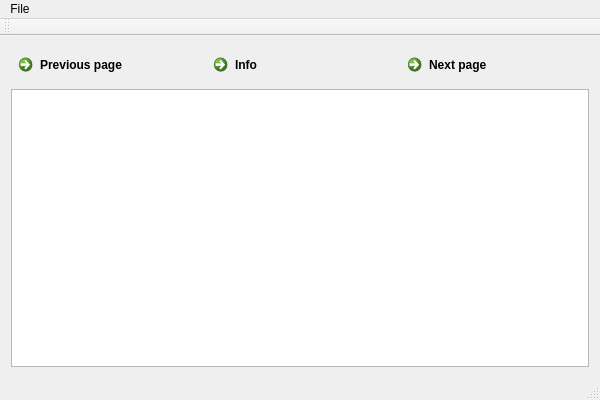
Qt form mainwindow.ui (tstaerk/quickpen) before a commit.
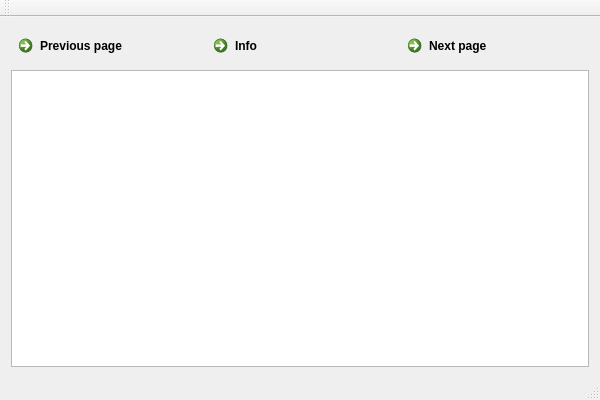
The same form after that commit.

Commit message: forgot what that was

What changed in the file:
```diff
--- a/mainwindow.ui
+++ b/mainwindow.ui
@@ -50,13 +50,6 @@
      <height>20</height>
     </rect>
    </property>
-   <widget class="QMenu" name="menuFile">
-    <property name="title">
-     <string>File</string>
-    </property>
-    <addaction name="actionSave"/>
-   </widget>
-   <addaction name="menuFile"/>
   </widget>
   <widget class="QToolBar" name="mainToolBar">
    <attribute name="toolBarArea">
```
The commit also changes 1 other file.
